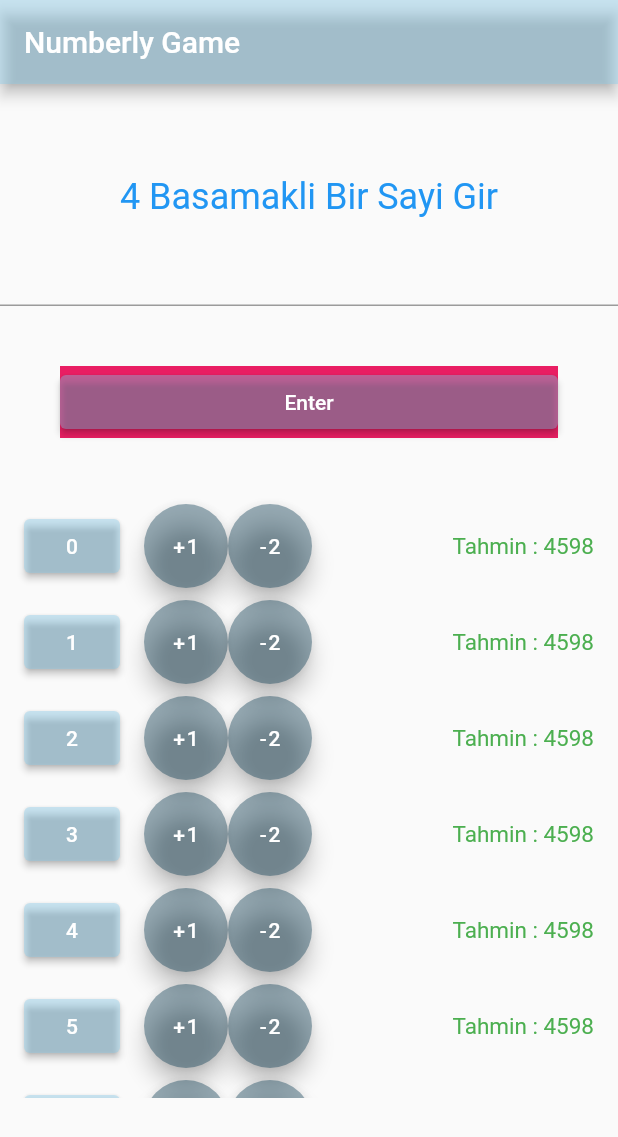
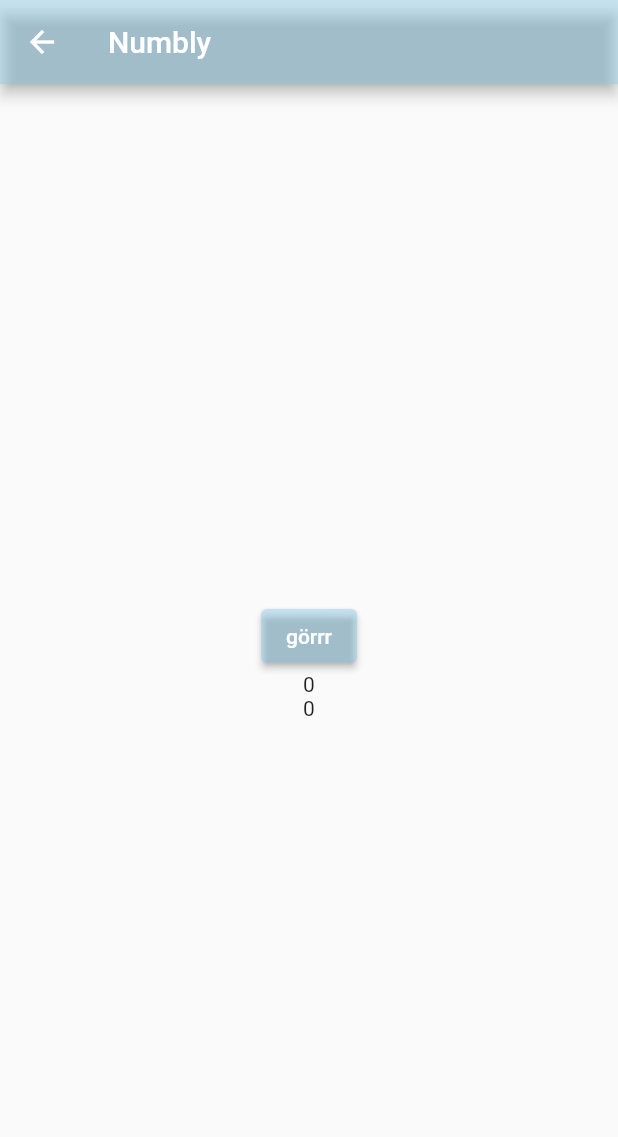
Before and after one commit to aycabadem/numbly, a Flutter app: the screen it shows after launch, after a tap on "Enter", on a phone screen of 412 x 824 dp. Shown: the top 1137 px of the screen. Run offline on Flutter 3.47's test engine with Material 2 defaults, Android fonts, the phone set to English and light mode, and no system bars; our stand-ins replace pinput.

Commit message:
pin added

```diff
--- a/lib/home_page.dart
+++ b/lib/home_page.dart
@@ -1,4 +1,6 @@
 import 'package:flutter/material.dart';
+import 'package:pinput/pinput.dart';
+import 'package:sayiciklar/logic.dart';
 
 class MyHomePage extends StatefulWidget {
   const MyHomePage({Key? key, required this.title}) : super(key: key);
@@ -10,7 +12,8 @@ class MyHomePage extends StatefulWidget {
 }
 
 class _MyHomePageState extends State<MyHomePage> {
-  TextEditingController? textController;
+  TextEditingController textController = TextEditingController();
+
   @override
   Widget build(BuildContext context) {
     return Scaffold(
@@ -18,7 +21,6 @@ class _MyHomePageState extends State<MyHomePage> {
         title: Text(widget.title),
       ),
       body: Column(
-        crossAxisAlignment: CrossAxisAlignment.stretch,
         children: [
           Padding(
             padding: const EdgeInsets.only(top: 50, left: 8, right: 8),
@@ -33,23 +35,27 @@ class _MyHomePageState extends State<MyHomePage> {
                   )),
             ),
           ),
-          TextField(
-              // controller: textController!,
-              ),
+          pin(),
           Padding(
-            padding: const EdgeInsets.all(40),
+            padding: const EdgeInsets.only(top: 20, bottom: 20),
             child: Container(
-              width: 50,
-              color: Colors.pink,
+              width: 200,
               child: ElevatedButton(
                 child: Text('Enter'),
-                onPressed: () {},
+                onPressed: () {
+                  final List<int> chose = [];
+                  textController.text.characters.forEach((element) {
+                    chose.add(int.parse(element));
+                  });
+                  Navigator.of(context).push(MaterialPageRoute(
+                      builder: (context) => Logic(chosen: chose)));
+                  textController.text = '';
+                  debugPrint(chose.toString());
+                },
               ),
             ),
           ),
-          SizedBox(
-            width: 100,
-            height: 400,
+          Expanded(
             child: ListView.builder(
                 itemCount: 30,
                 itemBuilder: (context, index) {
@@ -64,13 +70,11 @@ class _MyHomePageState extends State<MyHomePage> {
                       ),
                       title: Row(
                         children: [
-                          FloatingActionButton(
-                            onPressed: () {},
-                            child: Text('+1'),
+                          CircleAvatar(
+                            child: Text('+2'),
                           ),
-                          FloatingActionButton(
-                            onPressed: () {},
-                            child: Text('-2'),
+                          CircleAvatar(
+                            child: Text('+2'),
                           ),
                         ],
                       ));
@@ -80,4 +84,52 @@ class _MyHomePageState extends State<MyHomePage> {
       ),
     );
   }
+
+  Widget pin() {
+    final defaultPinTheme = PinTheme(
+      width: 56,
+      height: 56,
+      textStyle: TextStyle(
+          fontSize: 20,
+          color: Color.fromRGBO(30, 60, 87, 1),
+          fontWeight: FontWeight.w600),
+      decoration: BoxDecoration(
+        border: Border.all(color: Color.fromRGBO(234, 239, 243, 1)),
+        borderRadius: BorderRadius.circular(20),
+      ),
+    );
+
+    final focusedPinTheme = defaultPinTheme.copyDecorationWith(
+      border: Border.all(color: Color.fromRGBO(114, 178, 238, 1)),
+      borderRadius: BorderRadius.circular(8),
+    );
+
+    final submittedPinTheme = defaultPinTheme.copyWith(
+      decoration: defaultPinTheme.decoration!.copyWith(
+        color: Color.fromRGBO(234, 239, 243, 1),
+      ),
+    );
+
+    return Pinput(
+      controller: textController,
+      defaultPinTheme: defaultPinTheme,
+      focusedPinTheme: focusedPinTheme,
+      submittedPinTheme: submittedPinTheme,
+      validator: (s) {
+        return null;
+      },
+      pinputAutovalidateMode: PinputAutovalidateMode.onSubmit,
+      showCursor: true,
+      // onCompleted: (pin) {
+      //   final List<int> chose = [];
+      //   pin.characters.forEach((element) {
+      //     chose.add(int.parse(element));
+      //   });
+      //   Navigator.of(context).push(
+      //       MaterialPageRoute(builder: (context) => Logic(chosen: chose)));
+      //   textController!.text = '';
+      //   debugPrint(chose.toString());
+      // },
+    );
+  }
 }
--- /dev/null
+++ b/lib/logic.dart
@@ -0,0 +1,67 @@
+import 'package:flutter/material.dart';
+
+class Logic extends StatefulWidget {
+  final List<int> chosen;
+  const Logic({Key? key, required this.chosen}) : super(key: key);
+
+  @override
+  State<Logic> createState() => _LogicState();
+}
+
+class _LogicState extends State<Logic> {
+  List<int> random = [1, 2, 4, 8];
+
+  int artiBir = 0;
+  int eksiBir = 0;
+
+  @override
+  Widget build(BuildContext context) {
+    return Scaffold(
+      appBar: AppBar(title: Text('Numbly')),
+      body: Center(
+        child: Container(
+          child: Column(
+            mainAxisAlignment: MainAxisAlignment.center,
+            children: [
+              ElevatedButton(
+                onPressed: () {
+                  arti();
+                  eksi();
+                  setState(() {});
+                },
+                child: Text('görrr'),
+              ),
+              Text('$artiBir'),
+              Text('$eksiBir'),
+            ],
+          ),
+        ),
+      ),
+    );
+  }
+
+  int arti() {
+    artiBir = 0;
+    int i;
+    for (i = 0; i < 4; i++) {
+      if (random[i] == widget.chosen[i]) {
+        artiBir++;
+      }
+    }
+
+    return artiBir;
+  }
+
+  int eksi() {
+    eksiBir = 0;
+    for (int i = 0; i < 4; i++) {
+      if (random.contains(widget.chosen[i])) {
+        if (random[i] != widget.chosen[i]) {
+          eksiBir--;
+        }
+      }
+    }
+
+    return eksiBir;
+  }
+}
--- a/pubspec.yaml
+++ b/pubspec.yaml
@@ -34,6 +34,7 @@ dependencies:
   # The following adds the Cupertino Icons font to your application.
   # Use with the CupertinoIcons class for iOS style icons.
   cupertino_icons: ^1.0.2
+  pinput: ^2.2.5
 
 dev_dependencies:
   flutter_test:
```
Also changed, not shown: lib/widgets/pin_widget.dart (added), pubspec.lock, 8 other files.
